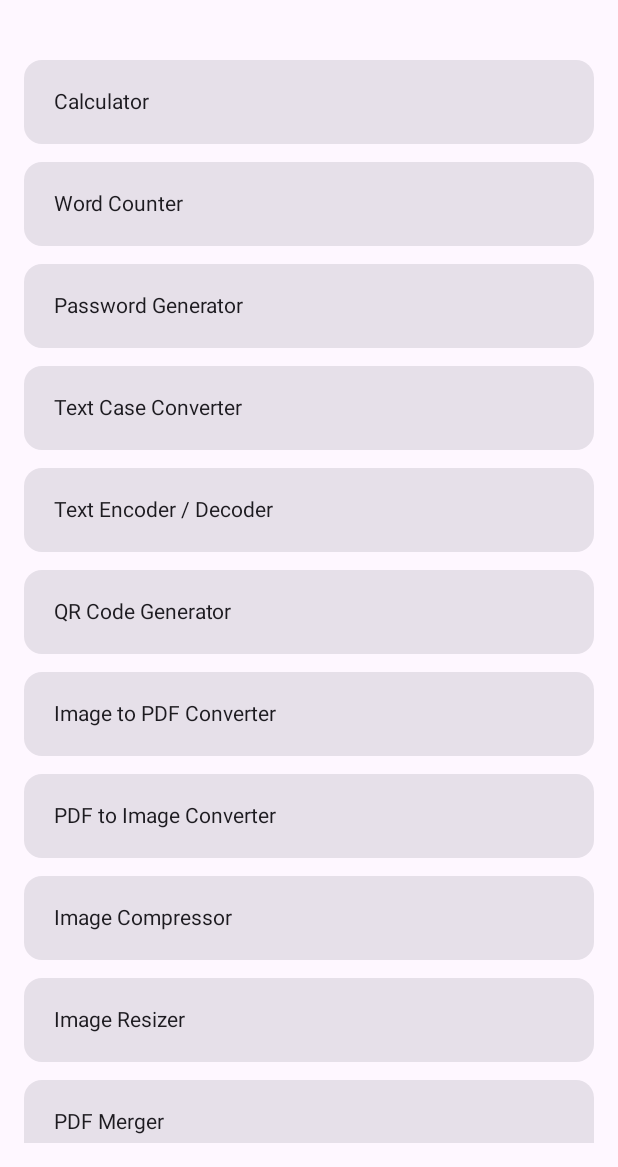
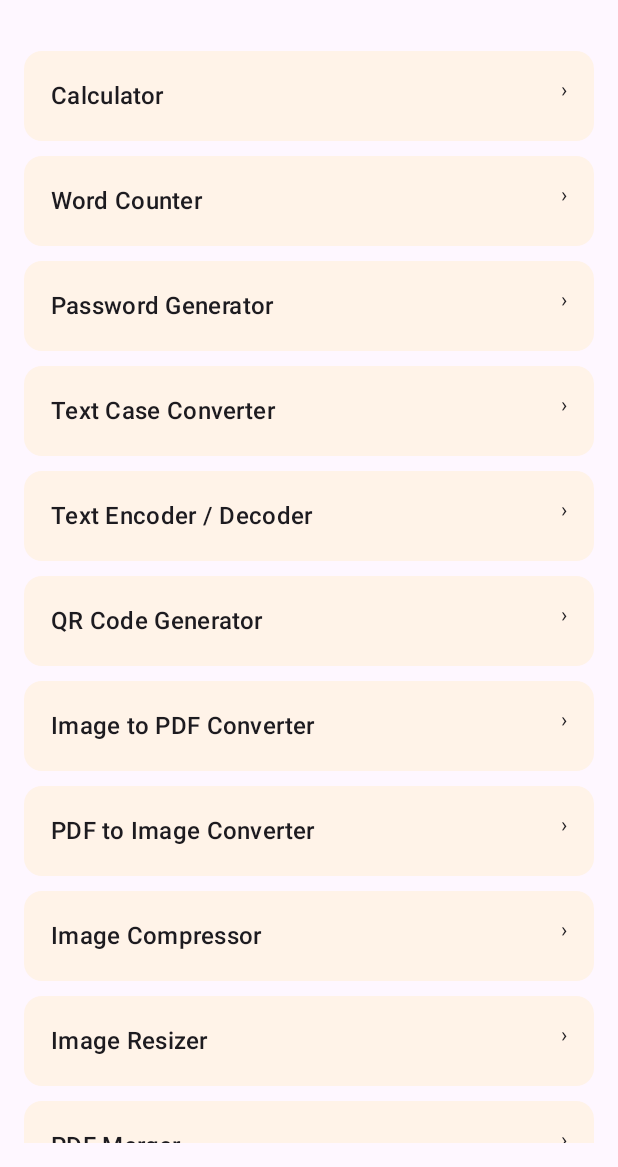
Before and after one commit to kunjamharish43-png/KaamigoX, an Android app built with Jetpack Compose: the composable KaamigoApp shown on its own in the app's theme, on a phone screen of 412 x 824 dp, the part 69-1236 px from its top. Run offline under Robolectric (Android 15) with nearby library versions, the phone set to English and light mode, and no system bars.

Commit message:
Add 'Text to Speech' tool to the main activity

```diff
--- a/app/src/main/java/com/kaamigox/app/MainActivity.kt
+++ b/app/src/main/java/com/kaamigox/app/MainActivity.kt
@@ -50,7 +50,8 @@ fun KaamigoApp() {
         "PDF Splitter",
         "PDF Lock / Unlock",
         "Image to Text (OCR)",
-        "Speech to Text"
+        "Speech to Text",
+        "Text to Speech"
     )
 
     Scaffold(
@@ -98,26 +99,38 @@ fun KaamigoApp() {
                 "PDF Lock / Unlock" -> PdfLockUnlockTool()
                 "Image to Text (OCR)" -> ImageToTextTool()
                 "Speech to Text" -> SpeechToTextTool()
+                "Text to Speech" -> TextToSpeechTool()
 
                 else -> {
                     LazyColumn(
                         modifier = Modifier
                             .fillMaxSize()
-                            .padding(16.dp)
+                            .padding(16.dp),
+                        verticalArrangement = Arrangement.spacedBy(10.dp)
                     ) {
                         items(tools) { tool ->
                             Card(
                                 modifier = Modifier
                                     .fillMaxWidth()
-                                    .padding(vertical = 6.dp)
                                     .clickable {
                                         selectedTool = tool
-                                    }
+                                    },
+                                colors = CardDefaults.cardColors(
+                                    containerColor = Color(0xFFFFF3E8)
+                                )
                             ) {
-                                Text(
-                                    text = tool,
-                                    modifier = Modifier.padding(20.dp)
-                                )
+                                Row(
+                                    modifier = Modifier
+                                        .fillMaxWidth()
+                                        .padding(18.dp),
+                                    horizontalArrangement = Arrangement.SpaceBetween
+                                ) {
+                                    Text(
+                                        text = tool,
+                                        style = MaterialTheme.typography.titleMedium
+                                    )
+                                    Text("›")
+                                }
                             }
                         }
                     }
```
